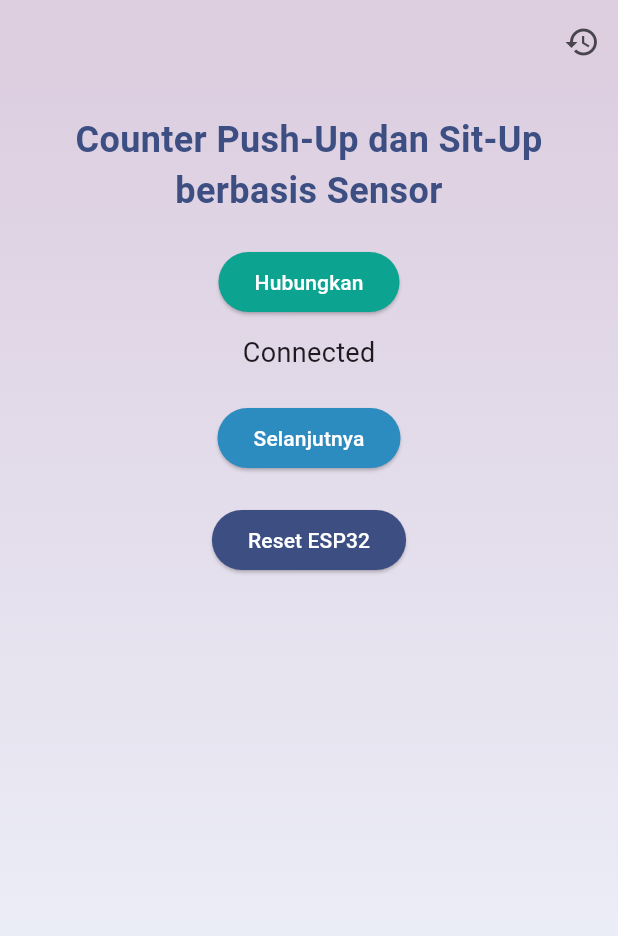
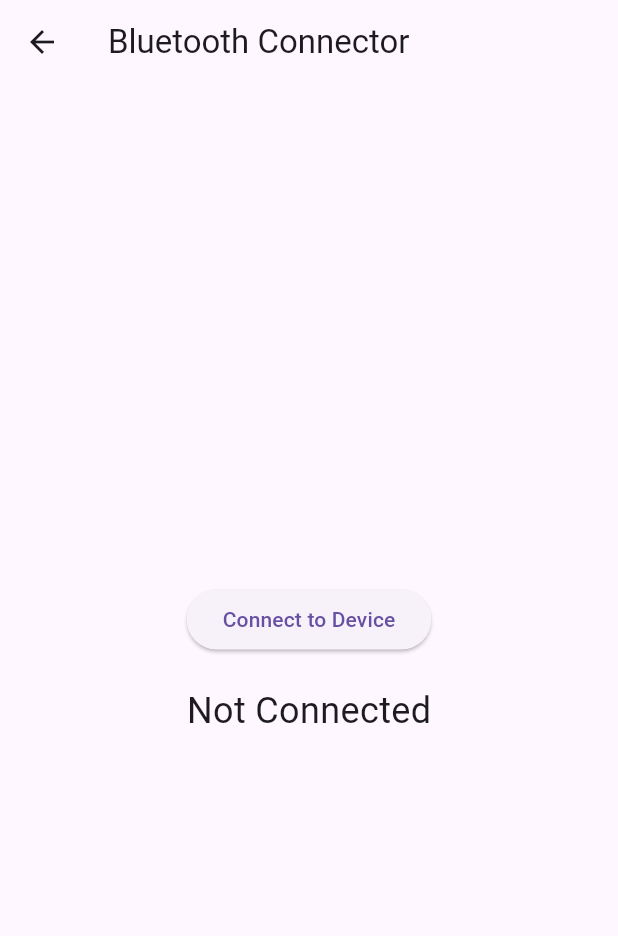
Before and after one commit to sabilahj27/pushup_situp_counter, a Flutter app: the screen it shows after launch, after a tap on "Hubungkan", on a phone screen of 412 x 824 dp. Shown: the top 936 px of the screen. Run offline on Flutter 3.47's test engine with Material 3 defaults, Android fonts, the phone set to English and light mode, and no system bars; our stand-ins replace csv; missing offline and left inert: flutter_reactive_ble.

Commit message:
Counter & History

```diff
--- /dev/null
+++ b/assets/csv/history.csv
@@ -0,0 +1,4 @@
+Nama,Mode,Gerakan Benar,Gerakan Salah,Waktu
+Andri,Push-up,4,2,00:00:35
+Asep,Push-up,10,1,00:00:28
+Asep2,Push-up,4,0,00:00:30
--- /dev/null
+++ b/lib/cek_bt.dart
@@ -0,0 +1,59 @@
+import 'package:flutter/material.dart';
+import 'package:flutter_reactive_ble/flutter_reactive_ble.dart';
+
+class BluetoothConnector {
+  FlutterReactiveBle _ble = FlutterReactiveBle();
+  String? _deviceId;
+  bool _connected = false;
+
+  Future<void> connectToDevice(String deviceId) async {
+    _deviceId = deviceId;
+    _ble.connectToDevice(
+      id: deviceId,
+      servicesWithCharacteristicsToDiscover: {}, // adjust this to your needs
+      connectionTimeout: const Duration(seconds: 2),
+    ).listen((connectionState) {
+      if (connectionState == DeviceConnectionState.connected) {
+        _connected = true;
+      } else {
+        _connected = false;
+      }
+    }, onError: (Object error) {
+      // Handle a possible error
+      print('Error connecting to device: $error');
+    });
+  }
+
+  bool get isConnected => _connected;
+}
+
+class BluetoothPage extends StatelessWidget {
+  final BluetoothConnector _connector = BluetoothConnector();
+
+  @override
+  Widget build(BuildContext context) {
+    return Scaffold(
+      appBar: AppBar(
+        title: Text('Bluetooth Connector'),
+      ),
+      body: Center(
+        child: Column(
+          mainAxisAlignment: MainAxisAlignment.center,
+          children: [
+            ElevatedButton(
+              onPressed: () async {
+                await _connector.connectToDevice("34:B7:DA:F8:88:FA");
+              },
+              child: Text('Connect to Device'),
+            ),
+            SizedBox(height: 20),
+            Text(
+              _connector.isConnected ? 'Connected' : 'Not Connected',
+              style: TextStyle(fontSize: 24),
+            ),
+          ],
+        ),
+      ),
+    );
+  }
+}
--- a/lib/main.dart
+++ b/lib/main.dart
@@ -1,4 +1,6 @@
 import 'package:flutter/material.dart';
+import 'package:pushup_and_situp_countere/cek_bt.dart';
+import 'package:pushup_and_situp_countere/history.dart';
 import 'package:pushup_and_situp_countere/mode.dart';
 
 void main() {
@@ -42,6 +44,13 @@ class _MyHomePageState extends State<MyHomePage> {
     );
   }
 
+  void _goBT() {
+    Navigator.push(
+      context,
+      MaterialPageRoute(builder: (context) => BluetoothPage()),
+    );
+  }
+
   void _showResetModal() {
     showDialog(
       context: context,
@@ -78,7 +87,10 @@ class _MyHomePageState extends State<MyHomePage> {
           IconButton(
             icon: Icon(Icons.history),
             onPressed: () {
-              // Implement navigation to history page here
+              Navigator.push(
+                context,
+                MaterialPageRoute(builder: (context) => HistoryPage()),
+              );
             },
           ),
         ],
@@ -113,7 +125,8 @@ class _MyHomePageState extends State<MyHomePage> {
                 foregroundColor: Colors.white,
               ),
               child: Text('Hubungkan'),
-              onPressed: _connectBLE,
+              // onPressed: _connectBLE,
+              onPressed: _goBT,
             ),
             SizedBox(height: 10),
             Text(
--- a/lib/mode.dart
+++ b/lib/mode.dart
@@ -152,7 +152,7 @@ class _ModePageState extends State<ModePage> {
   Widget build(BuildContext context) {
     return Scaffold(
       appBar: AppBar(
-        title: Text(''),
+        // title: Text(''),
         backgroundColor: Color(0xFFBDCCEE0),
         actions: [
           IconButton(
--- a/pubspec.yaml
+++ b/pubspec.yaml
@@ -36,6 +36,8 @@ dependencies:
   cupertino_icons: ^1.0.8
   http: ^1.2.2
   flutter_blue_plus: ^1.32.12
+  csv: ^5.0.1
+  flutter_reactive_ble: ^5.3.1
 
 dev_dependencies:
   flutter_test:
@@ -68,6 +70,7 @@ flutter:
     - assets\img\home-icon.png
     - assets\img\leg.png
     - assets\img\mode.png
+    - assets\csv\history.csv
 
   # An image asset can refer to one or more resolution-specific "variants", see
   # https://flutter.dev/to/resolution-aware-images
```
Also changed, not shown: lib/counter.dart (+46 -43 lines), lib/history.dart (added, +179 -0 lines), pubspec.lock.
